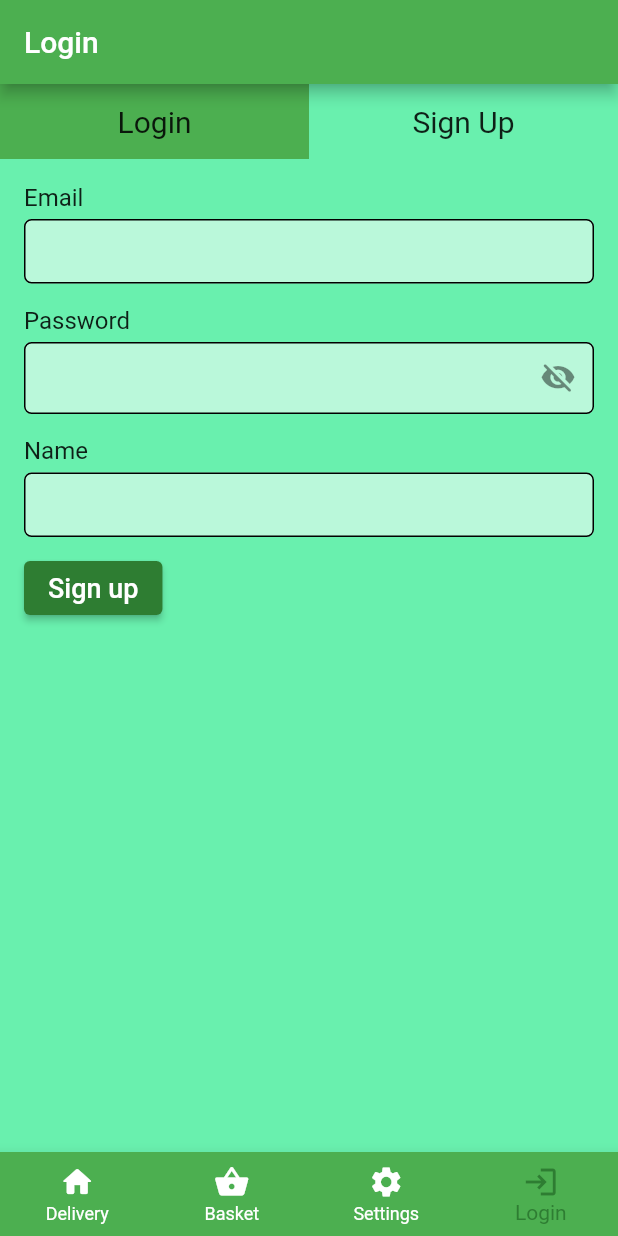
After one commit to RuslanNadyrshyn/flutter_delivery_app, a Flutter app: the screen it shows after launch, item 4 of the bottom bar chosen, after a tap on "Sign Up", on a phone screen of 412 x 824 dp. The commit adds this screen. Run offline on Flutter 3.47's test engine with Material 2 defaults, Android fonts, the phone set to English and light mode, and no system bars; our stand-ins replace adaptive_theme; network calls fail.

Commit message:
Refactor Auth View, edit styles

```diff
--- a/lib/app.dart
+++ b/lib/app.dart
@@ -6,13 +6,11 @@ import 'package:provider/provider.dart';
 
 import 'constants.dart';
 import 'generated/l10n.dart';
-import 'views/main_widget.dart';
+import 'views/auth_view.dart';
+import 'widgets/main_widget.dart';
 import 'views/basket_view.dart';
-import 'views/login_view.dart';
 import 'views/product_view.dart';
 import 'views/settings_view.dart';
-import 'views/sign_up_view.dart';
-
 
 class App extends StatelessWidget {
   const App({Key? key}) : super(key: key);
@@ -34,13 +32,11 @@ class App extends StatelessWidget {
         locale: Provider.of<LocaleProvider>(context).currentLocale,
         title: 'Delivery',
         theme: light,
-        // home: MainViewWidget(),
         routes: <String, WidgetBuilder> {
           '/': (BuildContext context) => MainViewWidget(),
           '/basket': (BuildContext context) => BasketView(),
           '/settings': (BuildContext context) => SettingsView(),
-          '/login': (BuildContext context) => LoginView(),
-          '/sign_up': (BuildContext context) => SignUpView(),
+          '/auth': (BuildContext context) => AuthView(),
           '/product': (BuildContext context) => ProductView(),
         },
       ),
--- a/lib/constants.dart
+++ b/lib/constants.dart
@@ -3,7 +3,7 @@ import 'package:provider/provider.dart';
 import 'generated/l10n.dart';
 import 'views/basket_view.dart';
 import 'views/home_view.dart';
-import 'views/login_view.dart';
+import 'views/auth_view.dart';
 import 'views/profile_view.dart';
 import 'views/settings_view.dart';
 
@@ -39,7 +39,7 @@ List<WidgetOptions> getWidgetOptions (BuildContext context) {
           }
       ),
     ],), ProfileView()) :
-    WidgetOptions(AppBar(title: Text(S.of(context).login),), LoginView()),
+    WidgetOptions(AppBar(title: Text(S.of(context).login),), AuthView()),
   ];
 }
 
@@ -63,6 +63,8 @@ List<BottomNavigationBarItem> getBottomNavigationItems(BuildContext context) {
 // Login_view
 InputDecoration inputDecoration(context) {
   return InputDecoration(
+    filled: true,
+    fillColor: Colors.white54,
     contentPadding: EdgeInsets.symmetric(vertical: 10, horizontal: 15),
     isCollapsed: true,
     enabledBorder: myInputBorder(context),
--- a/lib/themes.dart
+++ b/lib/themes.dart
@@ -18,13 +18,14 @@ final kLightTheme = ThemeData.light().copyWith(
 );
 
 final kDarkTheme = ThemeData.dark().copyWith(
+  appBarTheme: AppBarTheme(color: Colors.white12),
   bottomNavigationBarTheme: BottomNavigationBarThemeData(
     selectedItemColor: Colors.green,
     unselectedItemColor: Colors.white70,
   ),
   cardTheme: CardTheme(color: Colors.black54),
   backgroundColor: Colors.white30,
-  scaffoldBackgroundColor: Colors.white12,
+  // scaffoldBackgroundColor: Colors.white12,
   elevatedButtonTheme: ElevatedButtonThemeData(
       style: ButtonStyle(
     backgroundColor: MaterialStateProperty.all<Color>(Colors.green[900]!),
--- /dev/null
+++ b/lib/views/auth_view.dart
@@ -0,0 +1,94 @@
+import 'package:flutter/material.dart';
+import 'package:food_delivery/widgets/Auth/login_form_widget.dart';
+
+import '../widgets/Auth/sign_up_form_widget.dart';
+
+class AuthView extends StatefulWidget {
+  const AuthView({Key? key}) : super(key: key);
+
+  @override
+  State<AuthView> createState() => _AuthViewState();
+}
+
+class _AuthViewState extends State<AuthView> {
+  int _selectedTab = 0;
+
+  void _changeSelectedTab(int index) {
+    if (_selectedTab == index) return;
+    setState(() {
+      _selectedTab = index;
+    });
+  }
+
+  @override
+  Widget build(BuildContext context) {
+    print(Theme.of(context).appBarTheme.backgroundColor);
+    print(Theme.of(context).scaffoldBackgroundColor);
+    return Column(
+      children: [
+        Row(
+          children: [
+            Expanded(
+              child: InkWell(
+                onTap: () {
+                  _changeSelectedTab(0);
+                },
+                child: Ink(
+                  color: _selectedTab == 0
+                      ? Theme.of(context).scaffoldBackgroundColor
+                      : Theme.of(context).appBarTheme.backgroundColor,
+                  height: 50,
+                  child: Align(
+                    alignment: Alignment.center,
+                    child: Text(
+                      'Login',
+                      style: TextStyle(
+                        fontSize: 20,
+                        color: Theme.of(context).appBarTheme.titleTextStyle?.color
+                      ),
+                      textAlign: TextAlign.center,
+                    ),
+                  ),
+                ),
+              ),
+            ),
+            Expanded(
+              child: InkWell(
+                onTap: () {
+                  _changeSelectedTab(1);
+                },
+                child: Ink(
+                  color: _selectedTab == 1
+                      ? Theme.of(context).scaffoldBackgroundColor
+                      : Theme.of(context).appBarTheme.backgroundColor,
+                  height: 50,
+                  child: Align(
+                    alignment: Alignment.center,
+                    child: Text(
+                      'Sign Up',
+                      style: TextStyle(
+                        fontSize: 20,
+                        color:  Theme.of(context).appBarTheme.titleTextStyle?.color
+                      ),
+                      textAlign: TextAlign.center,
+                    ),
+                  ),
+                ),
+              ),
+            ),
+          ],
+        ),
+        Padding(
+          padding: EdgeInsets.all(16),
+          child: IndexedStack(
+            index: _selectedTab,
+            children: const [
+              LoginFormWidget(),
+              SignUpFormWidget(),
+            ],
+          ),
+        ),
+      ],
+    );
+  }
+}
--- /dev/null
+++ b/lib/widgets/Auth/login_form_widget.dart
@@ -0,0 +1,71 @@
+import 'package:flutter/material.dart';
+import 'package:provider/provider.dart';
+
+import '../../constants.dart';
+import '../../generated/l10n.dart';
+
+class LoginFormWidget extends StatefulWidget {
+  const LoginFormWidget({Key? key}) : super(key: key);
+
+  @override
+  State<LoginFormWidget> createState() => _LoginFormWidgetState();
+}
+
+class _LoginFormWidgetState extends State<LoginFormWidget> {
+  final TextEditingController _emailTextController = TextEditingController();
+  final TextEditingController _passwordTextController = TextEditingController();
+
+  void _login() {
+    final email = _emailTextController.text;
+    final password = _passwordTextController.text;
+
+    if (email == 'admin' && password == 'admin') {
+      Provider.of<LocaleProvider>(context, listen: false).authorize();
+      print(Provider.of<LocaleProvider>(context, listen: false).isAuthorized);
+    }
+    //   // make query to backend with email and pass. If correct, get profile info
+    // }
+  }
+
+  @override
+  Widget build(BuildContext context) {
+    return Column(
+    crossAxisAlignment: CrossAxisAlignment.start,
+    children: [
+      Text(S.of(context).email, style: TextStyle(fontSize: 16)),
+      SizedBox(
+        height: 5,
+      ),
+      TextField(
+        cursorColor: Theme.of(context).dividerColor,
+        controller: _emailTextController,
+        style: TextStyle(fontSize: 20),
+        decoration: inputDecoration(context),
+      ),
+      SizedBox(
+        height: 15,
+      ),
+      Text(S.of(context).password, style: TextStyle(fontSize: 16)),
+      SizedBox(
+        height: 5,
+      ),
+      TextField(
+        cursorColor: Theme.of(context).dividerColor,
+        controller: _passwordTextController,
+        style: TextStyle(fontSize: 20),
+        decoration: inputDecoration(context),
+        obscureText: true,
+      ),
+      SizedBox(
+        height: 10,
+      ),
+      ElevatedButton(
+          onPressed: _login,
+          child: Text(
+            S.of(context).login,
+            style: TextStyle(fontSize: 18),
+          )),
+    ],
+    );
+  }
+}
--- a/lib/views/sign_up_view.dart
+++ b/lib/widgets/Auth/sign_up_form_widget.dart
@@ -1,55 +1,21 @@
 import 'package:flutter/material.dart';
 
-import '../constants.dart';
-import '../generated/l10n.dart';
+import '../../constants.dart';
+import '../../generated/l10n.dart';
 
-class SignUpView extends StatelessWidget {
-  const SignUpView({Key? key}) : super(key: key);
+class SignUpFormWidget extends StatefulWidget {
+  const SignUpFormWidget({Key? key}) : super(key: key);
 
   @override
-  Widget build(BuildContext context) {
-    void _signUp() {
-      Navigator.pushNamed(context, '/');
-    }
-
-    return Scaffold(
-      backgroundColor: Theme.of(context).scaffoldBackgroundColor,
-      appBar: AppBar(
-        title: Center(
-          child: Text(
-            S.of(context).sign_up,
-          ),
-        ),
-      ),
-      body: Padding(
-        padding: EdgeInsets.all(16),
-        child: Column(
-          crossAxisAlignment: CrossAxisAlignment.start,
-          children: const [
-            SizedBox(
-              height: 20,
-            ),
-            _FormWidget(),
-          ],
-        ),
-      ),
-    );
-  }
+  State<SignUpFormWidget> createState() => _SignUpFormWidgetState();
 }
 
-class _FormWidget extends StatefulWidget {
-  const _FormWidget({Key? key}) : super(key: key);
-
-  @override
-  State<_FormWidget> createState() => _FormWidgetState();
-}
-
-class _FormWidgetState extends State<_FormWidget> {
+class _SignUpFormWidgetState extends State<SignUpFormWidget> {
   final _emailTextController = TextEditingController();
   final _passwordTextController = TextEditingController();
   final _nameTextController = TextEditingController();
   bool _passwordHidden = true;
-  String? errorText = null;
+  String? errorText;
 
   void _changePasswordVisibility() {
     setState(() {
@@ -88,6 +54,7 @@ class _FormWidgetState extends State<_FormWidget> {
         Text(S.of(context).email, style: TextStyle(fontSize: 16)),
         SizedBox(height: 5),
         TextField(
+          cursorColor: Theme.of(context).dividerColor,
           controller: _emailTextController,
           style: TextStyle(fontSize: 20),
           decoration: inputDecoration(context),
@@ -96,9 +63,12 @@ class _FormWidgetState extends State<_FormWidget> {
         Text(S.of(context).password, style: TextStyle(fontSize: 16)),
         SizedBox(height: 5),
         TextField(
+          cursorColor: Theme.of(context).dividerColor,
           controller: _passwordTextController,
           style: TextStyle(fontSize: 20),
           decoration: InputDecoration(
+            filled: true,
+            fillColor: Colors.white54,
             contentPadding: EdgeInsets.symmetric(vertical: 10, horizontal: 15),
             isCollapsed: true,
             enabledBorder: myInputBorder(context),
@@ -117,6 +87,7 @@ class _FormWidgetState extends State<_FormWidget> {
         Text(S.of(context).name, style: TextStyle(fontSize: 16)),
         SizedBox(height: 5),
         TextField(
+          cursorColor: Theme.of(context).dividerColor,
           controller: _nameTextController,
           style: TextStyle(fontSize: 20),
           decoration: inputDecoration(context),
--- a/lib/views/main_widget.dart
+++ b/lib/widgets/main_widget.dart
@@ -24,11 +24,7 @@ class _MainViewWidgetState extends State<MainViewWidget> {
     List<WidgetOptions> widgetOptions = getWidgetOptions(context);
     return Scaffold(
       appBar: widgetOptions[_selectedTab].appBar,
-      body: Container(
-        width: double.infinity,
-        padding: EdgeInsets.fromLTRB(5, 20, 5, 0),
-        child: widgetOptions[_selectedTab].widget,
-      ),
+      body: widgetOptions[_selectedTab].widget,
       bottomNavigationBar: BottomNavigationBar(
         currentIndex: _selectedTab,
         onTap: _changeSelectedTab,
```
Also changed, not shown: lib/views/home_view.dart (+24 -13 lines), lib/views/login_view.dart (deleted, +0 -116 lines), 1 other file.
